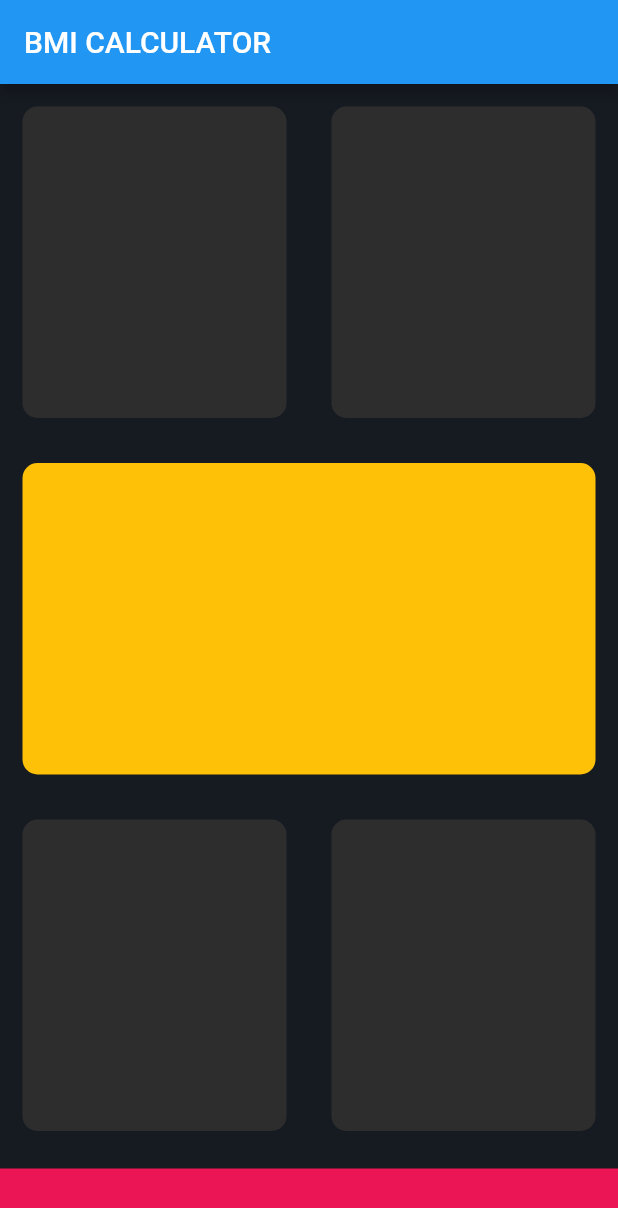
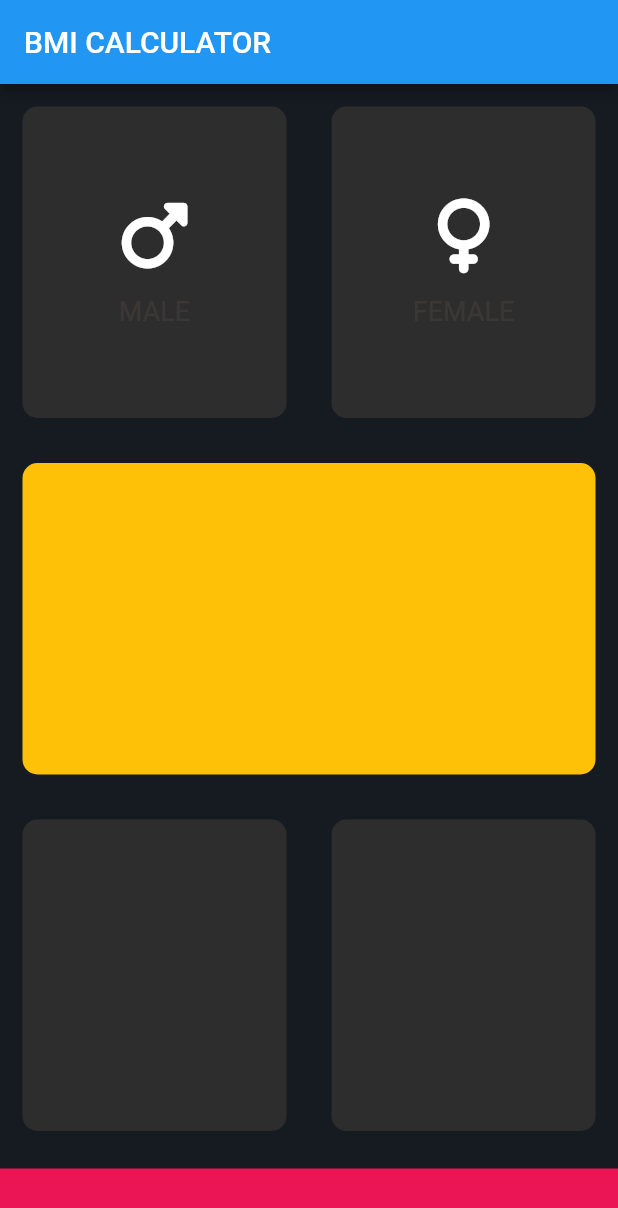
Before and after one commit to tlaw22/bmi_calc_flutter, a Flutter app: the screen it shows after launch, on a phone screen of 412 x 824 dp. Shown: the top 1208 px of the screen. Run offline on Flutter 3.47's test engine with Material 2 defaults, Android fonts, the phone set to English and light mode, and no system bars; our stand-ins replace font_awesome_flutter.

Commit message:
LNG - Working App so far.

```diff
--- /dev/null
+++ b/lib/icon_content.dart
@@ -0,0 +1,30 @@
+import 'package:flutter/material.dart';
+const labelTextStyle = TextStyle(
+  fontSize: 18,
+  color: Color(0xFF8D898),);
+class IconContents extends StatelessWidget {
+
+  final IconData icon;
+  final String label;
+  @override
+  Widget build(BuildContext context) {
+    return Column(
+      mainAxisAlignment: MainAxisAlignment.center,
+      children: <Widget>[
+        Icon(
+          icon,
+          size: 50,
+        ),
+        SizedBox(
+          height: 15,
+        ),
+        Text(
+          label,
+          style: labelTextStyle,
+        ),
+      ],
+    );
+  }
+
+  IconContents({required this.label, required this.icon});
+}
--- a/lib/input_page.dart
+++ b/lib/input_page.dart
@@ -1,13 +1,23 @@
 import 'package:flutter/material.dart';
+import 'package:font_awesome_flutter/font_awesome_flutter.dart';
+import 'icon_content.dart';
+import 'reusable_card.dart';
+
 const bottomContainerHeight = 45.0;
 const activeCardColour = Color(0xFF2E2D2E);
 const bottomContainerColour = Color(0xFFEB1555);
+const inactiveCardColor = Colors.yellowAccent;
+
+
 class InputPage extends StatefulWidget {
   @override
   _InputPageState createState() => _InputPageState();
 }
 
 class _InputPageState extends State<InputPage> {
+
+  Color maleCardColour = inactiveCardColor;
+
   @override
   Widget build(BuildContext context) {
     return Scaffold(
@@ -18,27 +28,34 @@ class _InputPageState extends State<InputPage> {
           children: <Widget>[
             Expanded(
                 child: Row(
-              children: const [
+              children: [
                 Expanded(
+                    child: GestureDetector(
+                      onTap: () {
+                        print('Male card was pressed');
+                      },
                       child: ReusableCard(
                   Colour: activeCardColour,
+                  cardChild: IconContents(icon: FontAwesomeIcons.mars,
+                  label: 'MALE',),
+                ),
                     )),
                 Expanded(
                     child: ReusableCard(
                   Colour: activeCardColour,
+                  cardChild: IconContents(icon: FontAwesomeIcons.venus,
+                    label: 'FEMALE',),
                 )),
-
               ],
-
             )),
-            const Expanded(
+            Expanded(
               child: ReusableCard(
                 Colour: Colors.amber,
               ),
             ),
             Expanded(
               child: Row(
-              children: const [
+                children: [
                   Expanded(
                     child: ReusableCard(
                       Colour: activeCardColour,
@@ -63,25 +80,7 @@ class _InputPageState extends State<InputPage> {
   }
 }
 
-class ReusableCard extends StatelessWidget {
-  const ReusableCard({super.key, this.Colour, this.cardChild});
 
-  final Colour; // color filled in
-  final Widget cardChild;
-
-  @override
-  Widget build(BuildContext context) {
-    return Container(
-      child: cardChild,
-      margin: const EdgeInsets.all(15.0),
-      padding: const EdgeInsets.all(10),
-      decoration: BoxDecoration(
-        color: Colour,
-        borderRadius: BorderRadius.circular(10.0),
-      ),
-    );
-  }
-}
 /*
 
 
--- /dev/null
+++ b/lib/reusable_card.dart
@@ -0,0 +1,22 @@
+import 'package:flutter/material.dart';
+
+class ReusableCard extends StatelessWidget {
+  const ReusableCard({super.key, this.Colour, this.cardChild});
+
+  final Colour; // color filled in
+  final Widget? cardChild;
+
+  @override
+  Widget build(BuildContext context) {
+
+    return Container(
+      child: cardChild,
+      margin: const EdgeInsets.all(15.0),
+      padding: const EdgeInsets.all(10),
+      decoration: BoxDecoration(
+        color: Colour,
+        borderRadius: BorderRadius.circular(10.0),
+      ),
+    );
+  }
+}
```
Also changed, not shown: 1 other file. Lines whose indentation alone changed are shown as unchanged.
